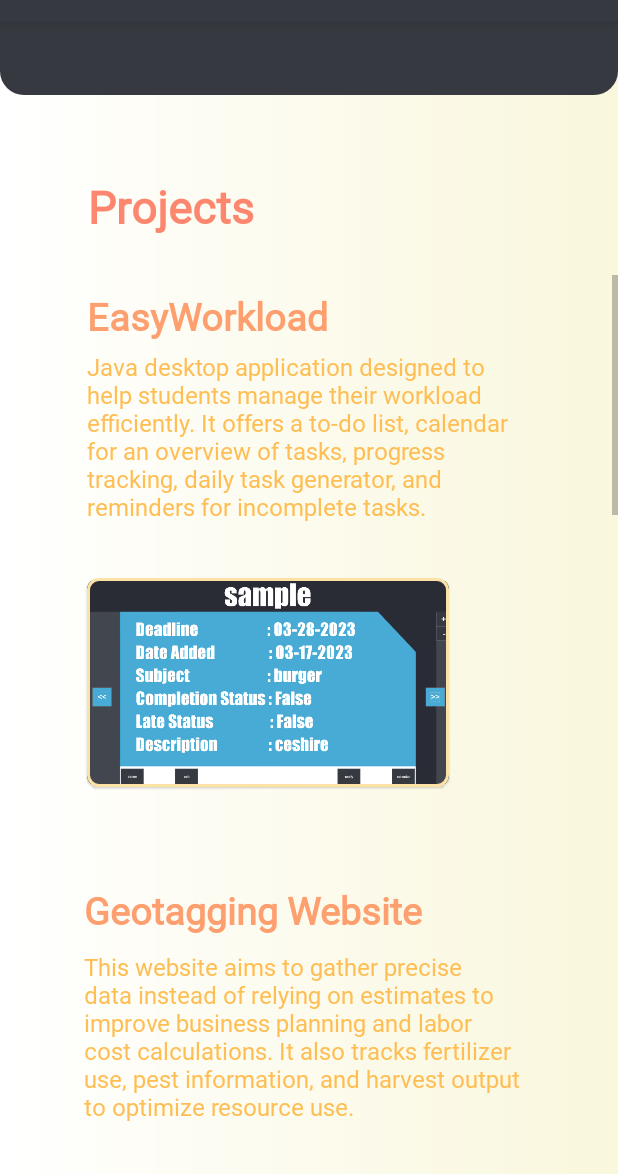
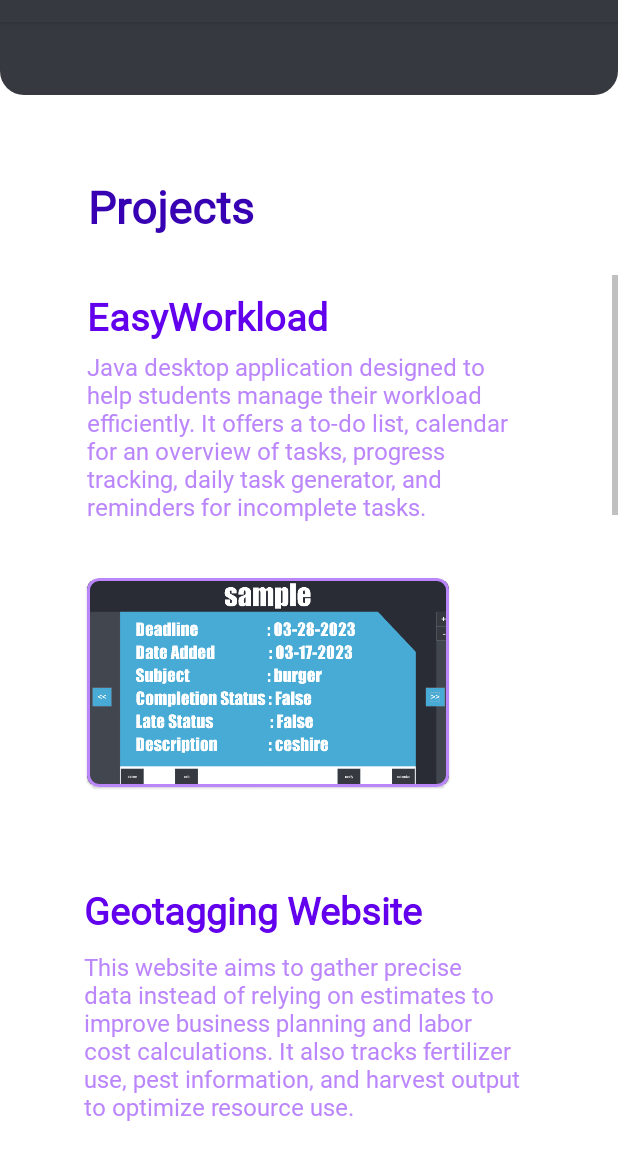
Before and after one commit to Mel1o/Portfolio-App-Simeon_Marc, an Android app: the screen it shows after launch (MainActivity), scrolled down 1153 dp, on a phone screen of 412 x 824 dp, the part 62-1236 px from its top. Run offline under Robolectric (Android 15) with nearby library versions, the phone set to English and light mode, and no system bars.

Commit message:
updated U.I to be more viewable

```diff
--- a/Portfolio/app/src/main/res/drawable/background_rectangle_rounded_me_3.xml
+++ b/Portfolio/app/src/main/res/drawable/background_rectangle_rounded_me_3.xml
@@ -1,8 +1,4 @@
 <shape xmlns:android="http://schemas.android.com/apk/res/android">
-    <gradient
-        android:type="linear"
-        android:angle="180"
-        android:endColor="#ffffff"
-        android:startColor="#F9F7DC" />
+    <solid android:color="#ffffff" />
     <corners android:radius="16dp" />
 </shape>
--- a/Portfolio/app/src/main/res/layout/activity_main.xml
+++ b/Portfolio/app/src/main/res/layout/activity_main.xml
@@ -217,7 +217,7 @@
                 android:layout_marginTop="1312dp"
                 android:fontFamily="@font/inter"
                 android:text="@string/section_title_projects"
-                android:textColor="#FD866F"
+                android:textColor="@color/purple_700"
                 android:textSize="30sp"
                 android:textStyle="bold"
                 app:layout_constraintEnd_toEndOf="parent"
@@ -235,7 +235,7 @@
                 android:layout_marginTop="1388dp"
                 android:fontFamily="@font/inter"
                 android:text="@string/project_title_1"
-                android:textColor="#FD9F6F"
+                android:textColor="@color/purple_500"
                 android:textSize="25sp"
                 android:textStyle="bold"
                 app:layout_constraintEnd_toEndOf="parent"
@@ -250,7 +250,7 @@
                 android:layout_marginTop="1428dp"
                 android:fontFamily="@font/inter"
                 android:text="@string/project_description_1"
-                android:textColor="#FFBE54"
+                android:textColor="@color/purple_200"
                 android:textSize="16sp"
                 app:layout_constraintStart_toStartOf="@+id/project_title_1"
                 app:layout_constraintTop_toTopOf="parent" />
@@ -262,7 +262,7 @@
                 app:cardCornerRadius="8dp"
                 app:layout_constraintStart_toStartOf="@+id/project_description_1"
                 app:layout_constraintTop_toTopOf="parent"
-                app:strokeColor="#fce2a5"
+                app:strokeColor="@color/purple_200"
                 app:strokeWidth="2dp">
 
                 <ImageView
@@ -284,7 +284,7 @@
                 android:layout_marginTop="1784dp"
                 android:fontFamily="@font/inter"
                 android:text="@string/project_title_2"
-                android:textColor="#FD9F6F"
+                android:textColor="@color/purple_500"
                 android:textSize="25sp"
                 android:textStyle="bold"
                 app:layout_constraintEnd_toEndOf="parent"
@@ -299,7 +299,7 @@
                 android:layout_marginTop="1828dp"
                 android:fontFamily="@font/inter"
                 android:text="@string/project_description_2"
-                android:textColor="#FFBE54"
+                android:textColor="@color/purple_200"
                 android:textSize="16sp"
                 app:layout_constraintStart_toStartOf="@+id/project_title_2"
                 app:layout_constraintTop_toTopOf="parent" />
@@ -311,7 +311,7 @@
                 app:cardCornerRadius="8dp"
                 app:layout_constraintStart_toStartOf="@+id/project_description_2"
                 app:layout_constraintTop_toTopOf="parent"
-                app:strokeColor="#fce2a5"
+                app:strokeColor="@color/purple_200"
                 app:strokeWidth="2dp">
 
                 <ImageView
@@ -332,7 +332,7 @@
                 android:layout_marginTop="2184dp"
                 android:fontFamily="@font/inter"
                 android:text="@string/project_title_3"
-                android:textColor="#FD9F6F"
+                android:textColor="@color/purple_500"
                 android:textSize="25sp"
                 android:textStyle="bold"
                 app:layout_constraintEnd_toEndOf="parent"
@@ -347,7 +347,7 @@
                 android:layout_marginTop="2228dp"
                 android:fontFamily="@font/inter"
                 android:text="@string/project_description_3"
-                android:textColor="#FFBE54"
+                android:textColor="@color/purple_200"
                 android:textSize="16sp"
                 app:layout_constraintStart_toStartOf="@+id/project_title_3"
                 app:layout_constraintTop_toTopOf="parent" />
@@ -359,7 +359,7 @@
                 app:cardCornerRadius="8dp"
                 app:layout_constraintStart_toStartOf="@+id/project_description_3"
                 app:layout_constraintTop_toTopOf="parent"
-                app:strokeColor="#fce2a5"
+                app:strokeColor="@color/purple_200"
                 app:strokeWidth="2dp">
 
                 <ImageView
@@ -380,7 +380,7 @@
                 android:layout_marginTop="2584dp"
                 android:fontFamily="@font/inter"
                 android:text="@string/project_title_4"
-                android:textColor="#FD9F6F"
+                android:textColor="@color/purple_500"
                 android:textSize="25sp"
                 android:textStyle="bold"
                 app:layout_constraintEnd_toEndOf="parent"
@@ -395,7 +395,7 @@
                 android:layout_marginTop="2628dp"
                 android:fontFamily="@font/inter"
                 android:text="@string/project_description_4"
-                android:textColor="#FFBE54"
+                android:textColor="@color/purple_200"
                 android:textSize="16sp"
                 app:layout_constraintStart_toStartOf="@+id/project_title_4"
                 app:layout_constraintTop_toTopOf="parent" />
@@ -407,7 +407,7 @@
                 app:cardCornerRadius="8dp"
                 app:layout_constraintStart_toStartOf="@+id/project_description_4"
                 app:layout_constraintTop_toTopOf="parent"
-                app:strokeColor="#fce2a5"
+                app:strokeColor="@color/purple_200"
                 app:strokeWidth="2dp">
 
                 <ImageView
```
Also changed, not shown: 1 other file.
